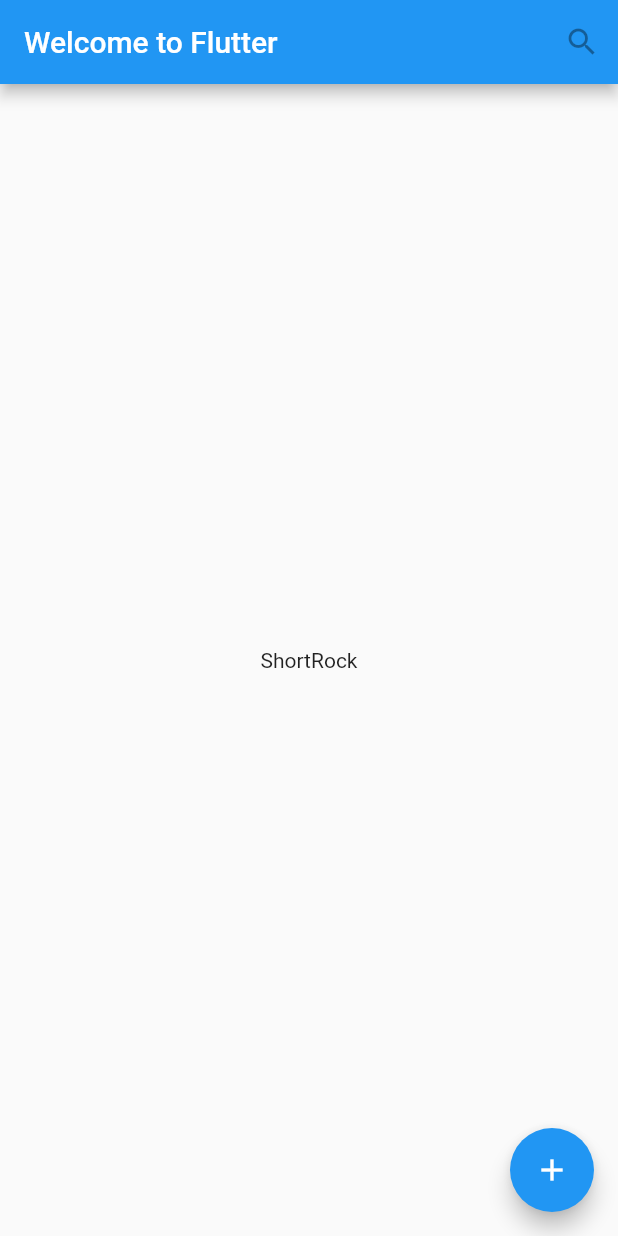
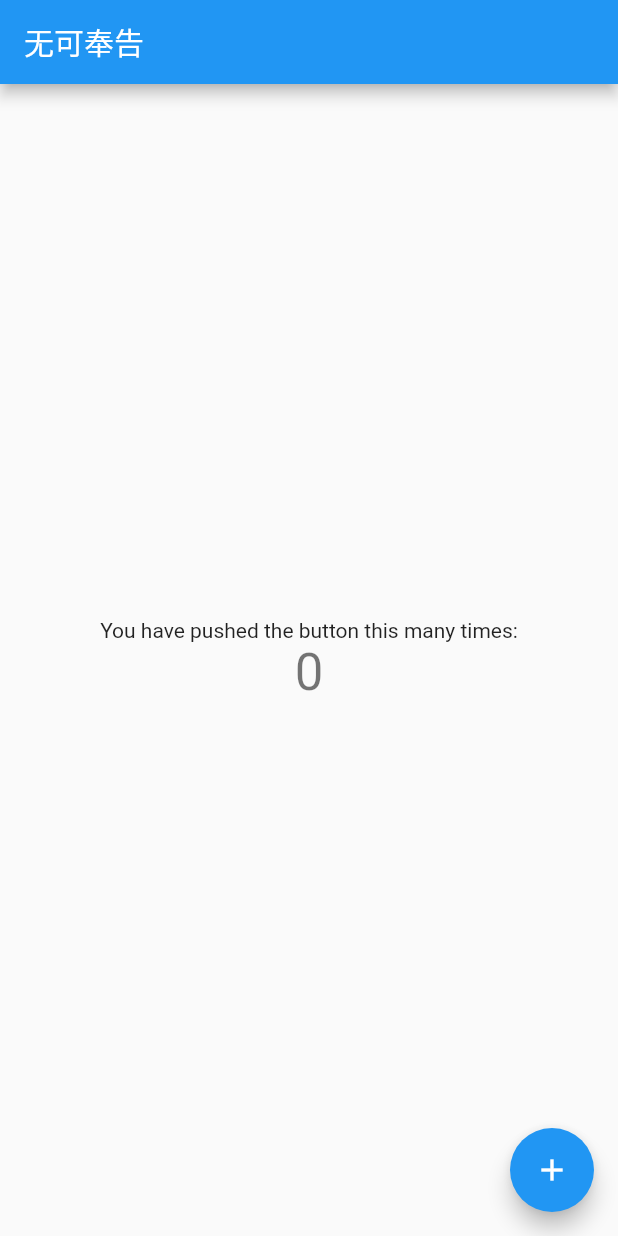
Before and after one commit to xiaoFeng5210/flutter-demo, a Flutter app: the screen it shows after launch, on a phone screen of 412 x 824 dp. Run offline on Flutter 3.47's test engine with Material 2 defaults, Android fonts, the phone set to English and light mode, and no system bars.

Commit message:
初始化flutter

```diff
--- a/lib/main.dart
+++ b/lib/main.dart
@@ -1,9 +1,4 @@
-// Copyright 2018 The Flutter team. All rights reserved.
-// Use of this source code is governed by a BSD-style license that can be
-// found in the LICENSE file.
-
 import 'package:flutter/material.dart';
-import 'package:english_words/english_words.dart';
 
 void main() {
   runApp(const MyApp());
@@ -12,46 +7,109 @@ void main() {
 class MyApp extends StatelessWidget {
   const MyApp({super.key});
 
+  // This widget is the root of your application.
   @override
   Widget build(BuildContext context) {
-    // final wordPair = WordPair.random();
     return MaterialApp(
-      title: 'Welcome to Flutter',
-      home: Scaffold(
-        appBar: AppBar(
-          title: const Text('Welcome to Flutter'),
-          actions: [
-            IconButton(
-              icon: Icon(Icons.search),
-              tooltip: 'Search',
-              onPressed: null,
-            )
-          ]
-        ),
-        body: const Center(
-          child: RandomWords()
-        ),
-        floatingActionButton: const FloatingActionButton(
-          tooltip: 'Add',
-          onPressed: null,
-          child: Icon(Icons.add)
-        ),
+      title: 'Flutter Demo',
+      theme: ThemeData(
+        // This is the theme of your application.
+        //
+        // Try running your application with "flutter run". You'll see the
+        // application has a blue toolbar. Then, without quitting the app, try
+        // changing the primarySwatch below to Colors.green and then invoke
+        // "hot reload" (press "r" in the console where you ran "flutter run",
+        // or simply save your changes to "hot reload" in a Flutter IDE).
+        // Notice that the counter didn't reset back to zero; the application
+        // is not restarted.
+        primarySwatch: Colors.blue,
       ),
+      home: const MyHomePage(title: '无可奉告'),
     );
   }
 }
 
-class RandomWords extends StatefulWidget {
-  const RandomWords({Key? key}) : super(key: key);
+class MyHomePage extends StatefulWidget {
+  const MyHomePage({super.key, required this.title});
+
+  // This widget is the home page of your application. It is stateful, meaning
+  // that it has a State object (defined below) that contains fields that affect
+  // how it looks.
+
+  // This class is the configuration for the state. It holds the values (in this
+  // case the title) provided by the parent (in this case the App widget) and
+  // used by the build method of the State. Fields in a Widget subclass are
+  // always marked "final".
+
+  final String title;
 
   @override
-  State<RandomWords> createState() => _RandomWordsState();
+  State<MyHomePage> createState() => _MyHomePageState();
 }
 
-class _RandomWordsState extends State<RandomWords> {
+class _MyHomePageState extends State<MyHomePage> {
+  int _counter = 0;
+
+  void _incrementCounter() {
+    setState(() {
+      // This call to setState tells the Flutter framework that something has
+      // changed in this State, which causes it to rerun the build method below
+      // so that the display can reflect the updated values. If we changed
+      // _counter without calling setState(), then the build method would not be
+      // called again, and so nothing would appear to happen.
+      _counter++;
+    });
+  }
+
   @override
   Widget build(BuildContext context) {
-    final wordPair = WordPair.random();
-    return Text(wordPair.asPascalCase);
+    // This method is rerun every time setState is called, for instance as done
+    // by the _incrementCounter method above.
+    //
+    // The Flutter framework has been optimized to make rerunning build methods
+    // fast, so that you can just rebuild anything that needs updating rather
+    // than having to individually change instances of widgets.
+    return Scaffold(
+      appBar: AppBar(
+        // Here we take the value from the MyHomePage object that was created by
+        // the App.build method, and use it to set our appbar title.
+        title: Text(widget.title),
+      ),
+      body: Center(
+        // Center is a layout widget. It takes a single child and positions it
+        // in the middle of the parent.
+        child: Column(
+          // Column is also a layout widget. It takes a list of children and
+          // arranges them vertically. By default, it sizes itself to fit its
+          // children horizontally, and tries to be as tall as its parent.
+          //
+          // Invoke "debug painting" (press "p" in the console, choose the
+          // "Toggle Debug Paint" action from the Flutter Inspector in Android
+          // Studio, or the "Toggle Debug Paint" command in Visual Studio Code)
+          // to see the wireframe for each widget.
+          //
+          // Column has various properties to control how it sizes itself and
+          // how it positions its children. Here we use mainAxisAlignment to
+          // center the children vertically; the main axis here is the vertical
+          // axis because Columns are vertical (the cross axis would be
+          // horizontal).
+          mainAxisAlignment: MainAxisAlignment.center,
+          children: <Widget>[
+            const Text(
+              'You have pushed the button this many times:',
+            ),
+            Text(
+              '$_counter',
+              style: Theme.of(context).textTheme.headlineMedium,
+            ),
+          ],
+        ),
+      ),
+      floatingActionButton: FloatingActionButton(
+        onPressed: _incrementCounter,
+        tooltip: 'Increment',
+        child: const Icon(Icons.add),
+      ), // This trailing comma makes auto-formatting nicer for build methods.
+    );
   }
 }
--- a/pubspec.yaml
+++ b/pubspec.yaml
@@ -1,6 +1,5 @@
-name: my_app
+name: flutter_demo
 description: A new Flutter project.
-
 # The following line prevents the package from being accidentally published to
 # pub.dev using `flutter pub publish`. This is preferred for private packages.
 publish_to: 'none' # Remove this line if you wish to publish to pub.dev
@@ -20,7 +19,7 @@ publish_to: 'none' # Remove this line if you wish to publish to pub.dev
 version: 1.0.0+1
 
 environment:
-  sdk: '>=2.18.2 <3.0.0'
+  sdk: '>=2.19.4 <3.0.0'
 
 # Dependencies specify other packages that your package needs in order to work.
 # To automatically upgrade your package dependencies to the latest versions
@@ -36,7 +35,6 @@ dependencies:
   # The following adds the Cupertino Icons font to your application.
   # Use with the CupertinoIcons class for iOS style icons.
   cupertino_icons: ^1.0.2
-  english_words: ^4.0.0
 
 dev_dependencies:
   flutter_test:
```
Also changed, not shown: 32 other files.
